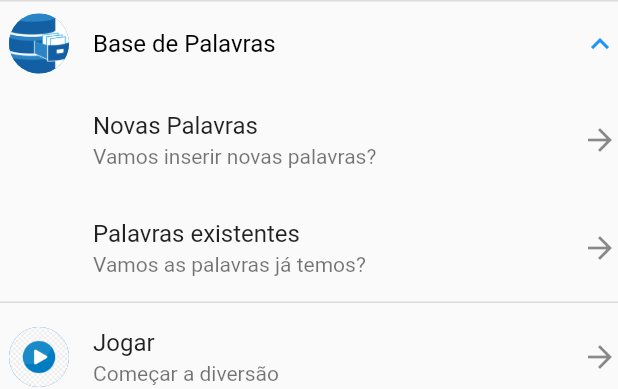
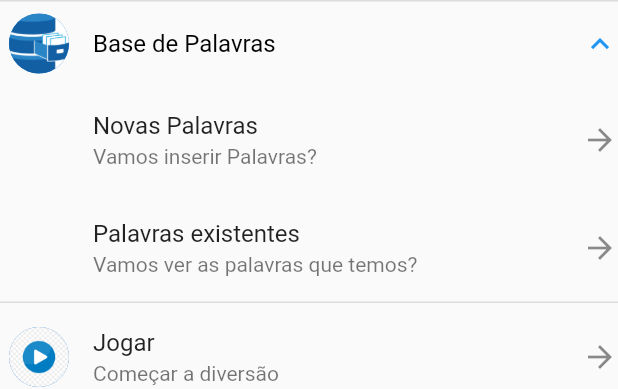
Before and after one commit to danilovalerio/forca, a Flutter app: the DrawerBodyContentApp widget shown alone on an empty page, opened directly, after a tap on "Base de Palavras", on a phone screen of 412 x 824 dp. Shown: the top 389 px of the screen. Run offline on Flutter 3.47's test engine with Material 2 defaults, Android fonts, the phone set to English and light mode, and no system bars; our stand-ins replace shared_preferences; accounts and stored records are empty.

Commit message:
refatoracao de ListTile para metodo assim diminui a redundancia

```diff
--- a/lib/drawer/widgets/drawerbody_content_app.dart
+++ b/lib/drawer/widgets/drawerbody_content_app.dart
@@ -1,7 +1,6 @@
 import 'package:flutter/material.dart';
 
 class DrawerBodyContentApp extends StatelessWidget {
-
   const DrawerBodyContentApp({Key? key}) : super(key: key);
 
   @override
@@ -12,7 +11,8 @@ class DrawerBodyContentApp extends StatelessWidget {
           contentPadding: EdgeInsets.only(left: 6.0),
           child: ExpansionTile(
             leading: CircleAvatar(
-                backgroundImage: AssetImage('assets/images/drawer/words_list.png'),
+              backgroundImage:
+                  AssetImage('assets/images/drawer/words_list.png'),
             ),
             title: Text(
               "Base de Palavras",
@@ -23,44 +23,48 @@ class DrawerBodyContentApp extends StatelessWidget {
             ),
             onExpansionChanged: null,
             children: <Widget>[
-                ListTile(
-                  contentPadding: EdgeInsets.only(left: 62.0),
-                  trailing: Icon(Icons.arrow_forward),
-                  title: Text('Novas Palavras'),
-                  subtitle: Text('Vamos inserir novas palavras?'),
-                  onTap: () {},
-                ),
-                ListTile(
-                  contentPadding: EdgeInsets.only(left: 62.0),
-                  trailing: Icon(Icons.arrow_forward),
-                  title: Text('Palavras existentes'),
-                  subtitle: Text('Vamos as palavras já temos?'),
-                  onTap: () {},
-                ),
+              _createListTile(
+                  insetsLeft: 62.0,
+                  titleText: 'Novas Palavras',
+                  subtitleText: 'Vamos inserir Palavras?'),
+              _createListTile(
+                  insetsLeft: 62.0,
+                  titleText: 'Palavras existentes',
+                  subtitleText: 'Vamos ver as palavras que temos?'),
             ],
           ),
         ),
-        ListTile(
-          contentPadding: EdgeInsets.only(left: 6.0),
-          leading: CircleAvatar(
-            backgroundImage: AssetImage('assets/images/drawer/icon_play.png'),
+        _createListTile(
+          titleText: 'Jogar',
+          subtitleText: 'Começar a diversão',
+          imageName: "icon_play.png",
         ),
-          trailing: Icon(Icons.arrow_forward),
-          title: Text('Jogar'),
-          subtitle: Text('Começar a diversão'),
-          onTap: () {},
-        ),
-        ListTile(
-          contentPadding: EdgeInsets.only(left: 6.0),
-          leading: CircleAvatar(
-            backgroundImage: AssetImage('assets/images/drawer/score_icon.png'),
-          ),
-          trailing: Icon(Icons.arrow_forward),
-          title: Text('Score'),
-          subtitle: Text('Relação dos top 10'),
-          onTap: () {},
+        _createListTile(
+          titleText: 'Score',
+          subtitleText: 'Relação dos top 10',
+          imageName: "score_icon.png",
         ),
       ],
     );
   }
+
+  ///Os listTiles tem muita coisa em comum então vamos tirar a redundância com essa função
+  ListTile _createListTile({
+    insetsLeft = 6.0,
+    String imageName = "",
+    required String titleText,
+    required String subtitleText,
+  }) {
+    return ListTile(
+      contentPadding: EdgeInsets.only(left: insetsLeft),
+      leading: imageName.isNotEmpty
+          ? CircleAvatar(
+              backgroundImage: AssetImage("assets/images/drawer/$imageName"))
+          : null,
+      trailing: Icon(Icons.arrow_forward),
+      title: Text(titleText),
+      subtitle: Text(subtitleText),
+      onTap: () {},
+    );
   }
+}
```
Lines whose indentation alone changed are shown as unchanged.
